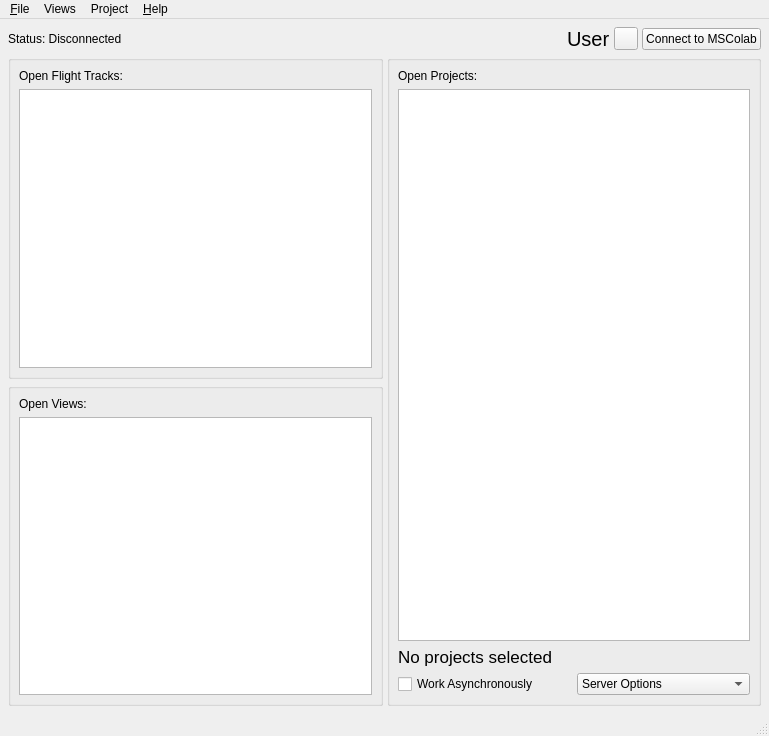
First picture: the form in mslib/msui/ui/ui_mainwindow.ui, repository Open-MSS/MSS, before the edit.
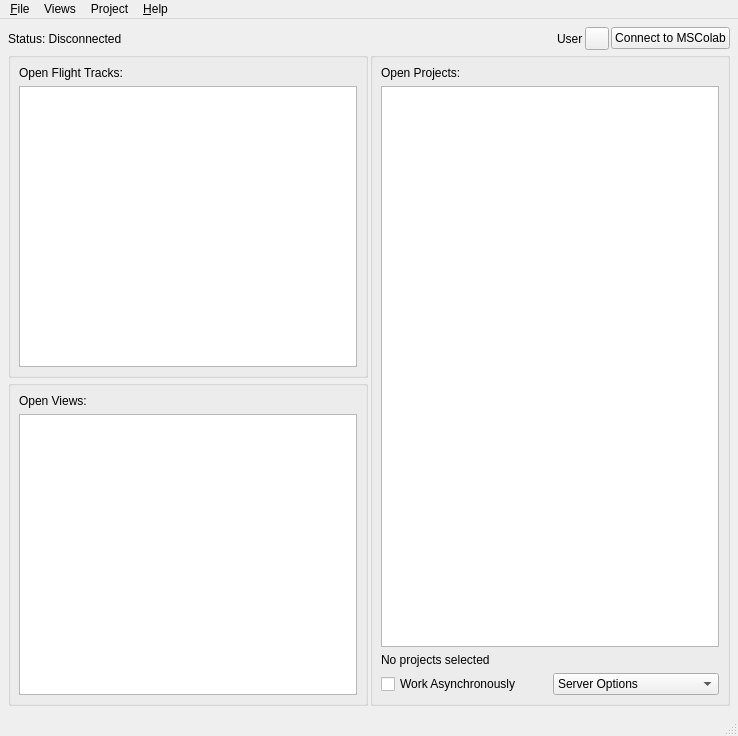
Second picture: the form after the edit.

Patch:
```diff
--- a/mslib/msui/ui/ui_mainwindow.ui
+++ b/mslib/msui/ui/ui_mainwindow.ui
@@ -6,7 +6,7 @@
    <rect>
     <x>0</x>
     <y>0</y>
-    <width>769</width>
+    <width>738</width>
     <height>736</height>
    </rect>
   </property>
@@ -34,7 +34,7 @@
      <number>8</number>
     </property>
     <property name="spacing">
-     <number>4</number>
+     <number>2</number>
     </property>
     <item row="2" column="0">
      <widget class="QGroupBox" name="openViewsGb">
@@ -84,11 +84,6 @@
       </item>
       <item alignment="Qt::AlignRight">
        <widget class="QLabel" name="usernameLabel">
-        <property name="font">
-         <font>
-          <pointsize>15</pointsize>
-         </font>
-        </property>
         <property name="text">
          <string>User</string>
         </property>
@@ -136,11 +131,6 @@
        </property>
        <item row="2" column="0" colspan="2">
         <widget class="QLabel" name="workingStatusLabel">
-         <property name="font">
-          <font>
-           <pointsize>13</pointsize>
-          </font>
-         </property>
          <property name="text">
           <string>No projects selected</string>
          </property>
@@ -226,7 +216,7 @@
     <rect>
      <x>0</x>
      <y>0</y>
-     <width>769</width>
+     <width>738</width>
      <height>22</height>
     </rect>
    </property>
```
Left out of the diff: 46 changed lines with no effect on the pictures.
